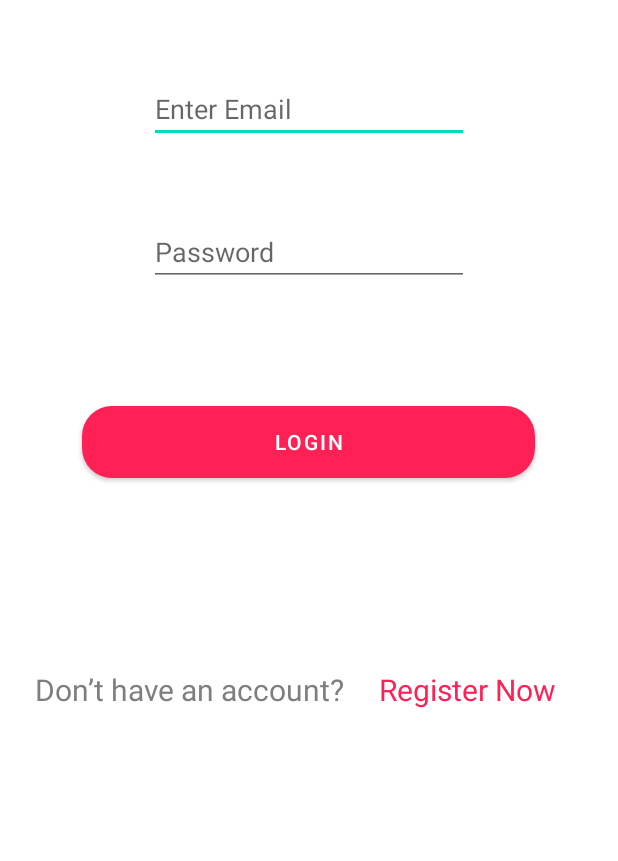
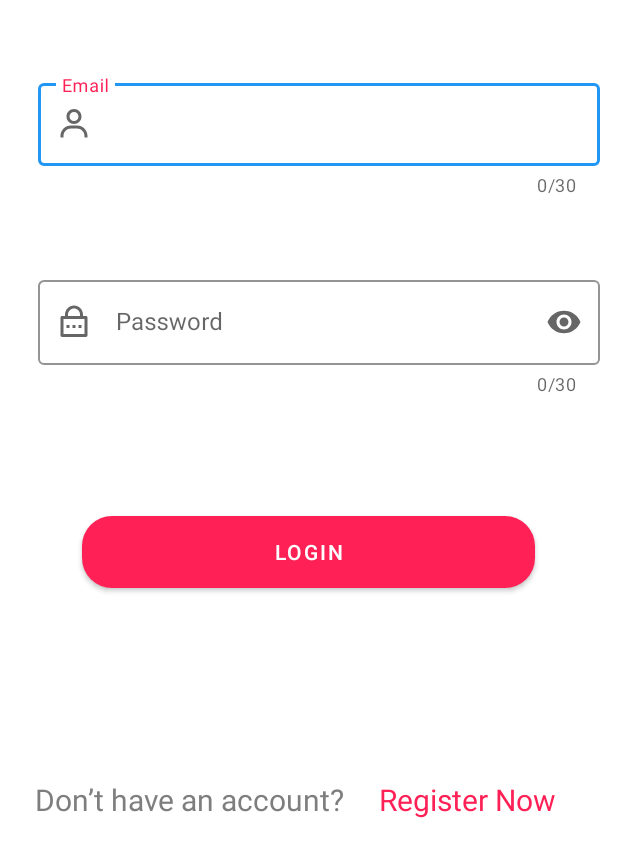
Before and after one commit to shohan1010/BloodLine, an Android app: the Login screen opened directly, with no data from a screen before it, on a phone screen of 412 x 824 dp, the part 375-1236 px from its top. Run offline under Robolectric (Android 15) with nearby library versions, the phone set to English and light mode, and no system bars; our stand-ins replace Firebase (no records; nobody signed in at launch, a user with empty details on screens opened directly).

Commit message:
change login

```diff
--- a/app/src/main/java/com/example/bloodline/Login.java
+++ b/app/src/main/java/com/example/bloodline/Login.java
@@ -6,24 +6,19 @@ import android.app.ProgressDialog;
 import android.content.Intent;
 import android.os.Bundle;
 import android.text.TextUtils;
-import android.view.View;
 import android.widget.Button;
 import android.widget.EditText;
-import android.widget.ProgressBar;
 import android.widget.TextView;
 import android.widget.Toast;
 
 import com.google.firebase.auth.FirebaseAuth;
-
-import java.util.Timer;
-import java.util.TimerTask;
 
 public class Login extends AppCompatActivity {
     private EditText email;
     private EditText password;
     private FirebaseAuth auth;
     private ProgressDialog progressDialog;
-    private TextView login_now;
+    private TextView register_now;
 
 
 
@@ -36,13 +31,13 @@ public class Login extends AppCompatActivity {
         Button button = findViewById(R.id.login_button);
         email = findViewById(R.id.login_email);
         password = findViewById(R.id.login_password);
-        login_now = findViewById(R.id.register_now_login);
+        register_now = findViewById(R.id.register_now_login);
 
         auth = FirebaseAuth.getInstance();
 
-        login_now.setOnClickListener(v -> {
+        register_now.setOnClickListener(v -> {
             startActivity(new Intent(Login.this,Register.class));finish();
-            finish();
+
 
         });
 
@@ -86,7 +81,6 @@ public class Login extends AppCompatActivity {
                     progressDialog.dismiss();
 
                 startActivity(new Intent(Login.this,Home.class));
-                finish();
             }
             else {
                 Toast.makeText(Login.this, "Failed", Toast.LENGTH_SHORT).show();
@@ -99,4 +93,6 @@ public class Login extends AppCompatActivity {
     }
 
 
+
+
 }
--- a/app/src/main/java/com/example/bloodline/Otp.java
+++ b/app/src/main/java/com/example/bloodline/Otp.java
@@ -4,6 +4,7 @@ import androidx.annotation.NonNull;
 import androidx.appcompat.app.AppCompatActivity;
 
 import android.annotation.SuppressLint;
+import android.app.AlertDialog;
 import android.content.Intent;
 import android.os.Bundle;
 import android.widget.Button;
@@ -174,4 +175,7 @@ public class Otp extends AppCompatActivity {
                 Toast.makeText(Otp.this, "Account Registration Failed", Toast.LENGTH_SHORT).show();
         });
     }
+
+
+
 }
--- a/app/src/main/java/com/example/bloodline/Profile_frag.java
+++ b/app/src/main/java/com/example/bloodline/Profile_frag.java
@@ -102,7 +102,7 @@ public class Profile_frag extends Fragment {
             FirebaseAuth.getInstance().signOut();
             Intent intent = new Intent(getActivity(), MainActivity.class);
             startActivity(intent);
-            getActivity().onBackPressed();
+            getActivity().finish();
 
         });
 
@@ -110,4 +110,7 @@ public class Profile_frag extends Fragment {
 
         return view;
     }
+
+
+
 }
--- a/app/src/main/res/layout/activity_login.xml
+++ b/app/src/main/res/layout/activity_login.xml
@@ -6,18 +6,33 @@
     android:layout_height="match_parent"
     tools:context=".Login">
 
+<!--    Email-->
+    <com.google.android.material.textfield.TextInputLayout
+        android:id="@+id/a1"
+        style="@style/Widget.MaterialComponents.TextInputLayout.OutlinedBox"
+        android:layout_width="400sp"
+        android:layout_height="wrap_content"
+        android:layout_below="@id/imageView2"
+        android:layout_marginTop="50dp"
+        android:hint="@string/email"
+        android:paddingStart="25sp"
+        app:boxStrokeColor="#2196F3"
+        app:boxStrokeErrorColor="#F40303"
+        app:counterEnabled="true"
+        app:counterMaxLength="30"
+        app:endIconMode="clear_text"
+        app:startIconDrawable="@drawable/profile_icon_navigation"
+        tools:ignore="MissingConstraints,RtlSymmetry">
 
-    <EditText
-        android:id="@+id/login_email"
-        android:layout_width="wrap_content"
-        android:layout_height="wrap_content"
-        android:ems="10"
-        android:hint="@string/enter_email"
-        android:inputType="textEmailAddress"
-        android:layout_marginTop="50dp"
-        android:layout_centerHorizontal="true"
-        android:layout_below="@+id/imageView2"
-        android:autofillHints="" />
+        <com.google.android.material.textfield.TextInputEditText
+            android:id="@+id/login_email"
+            android:layout_width="match_parent"
+            android:layout_height="55dp"
+            android:inputType="textEmailAddress"
+
+
+            tools:ignore="MissingConstraints" />
+    </com.google.android.material.textfield.TextInputLayout>
 
     <Button
         android:foreground="?attr/selectableItemBackground"
@@ -28,22 +43,42 @@
         android:background="@drawable/custom_button"
         android:text="@string/login"
         android:textColor="#FFFFFF"
-        android:layout_below="@+id/login_password"
+        android:layout_below="@+id/a2"
         android:layout_marginTop="80dp"
         android:layout_centerHorizontal="true"
         android:focusable="true" />
 
-    <EditText
-        android:id="@+id/login_password"
-        android:layout_width="wrap_content"
+<!--    Password-->
+
+    <com.google.android.material.textfield.TextInputLayout
+        android:id="@+id/a2"
+        style="@style/Widget.MaterialComponents.TextInputLayout.OutlinedBox"
+        android:layout_width="400sp"
         android:layout_height="wrap_content"
-        android:ems="10"
+        android:layout_below="@id/a1"
+        android:layout_marginTop="50dp"
         android:hint="@string/password"
-        android:inputType="textPassword"
-        android:layout_below="@+id/login_email"
-        android:layout_marginTop="50dp"
-        android:layout_centerHorizontal="true"
-        android:autofillHints="" />
+        android:paddingStart="25sp"
+        app:boxStrokeColor="#03A9F4"
+        app:boxStrokeErrorColor="#03A9F4"
+        app:counterEnabled="true"
+        app:counterMaxLength="30"
+
+        app:endIconMode="password_toggle"
+        app:startIconDrawable="@drawable/pasword_icon_register"
+        tools:ignore="MissingConstraints,RtlSymmetry">
+
+        <com.google.android.material.textfield.TextInputEditText
+            android:id="@+id/login_password"
+            android:layout_width="match_parent"
+            android:layout_height="wrap_content"
+            android:inputType="textPassword"
+
+
+            tools:ignore="MissingConstraints" />
+    </com.google.android.material.textfield.TextInputLayout>
+
+
 
     <ImageView
         android:id="@+id/imageView2"
```
Also changed, not shown: app/src/main/java/com/example/bloodline/Finish.java (+15 -0 lines), app/src/main/java/com/example/bloodline/Home.java (+16 -0 lines), app/src/main/java/com/example/bloodline/MainActivity.java (+19 -2 lines), app/src/main/java/com/example/bloodline/Register.java (+4 -3 lines), app/src/main/java/com/example/bloodline/Request_Finish.java (+12 -11 lines).
